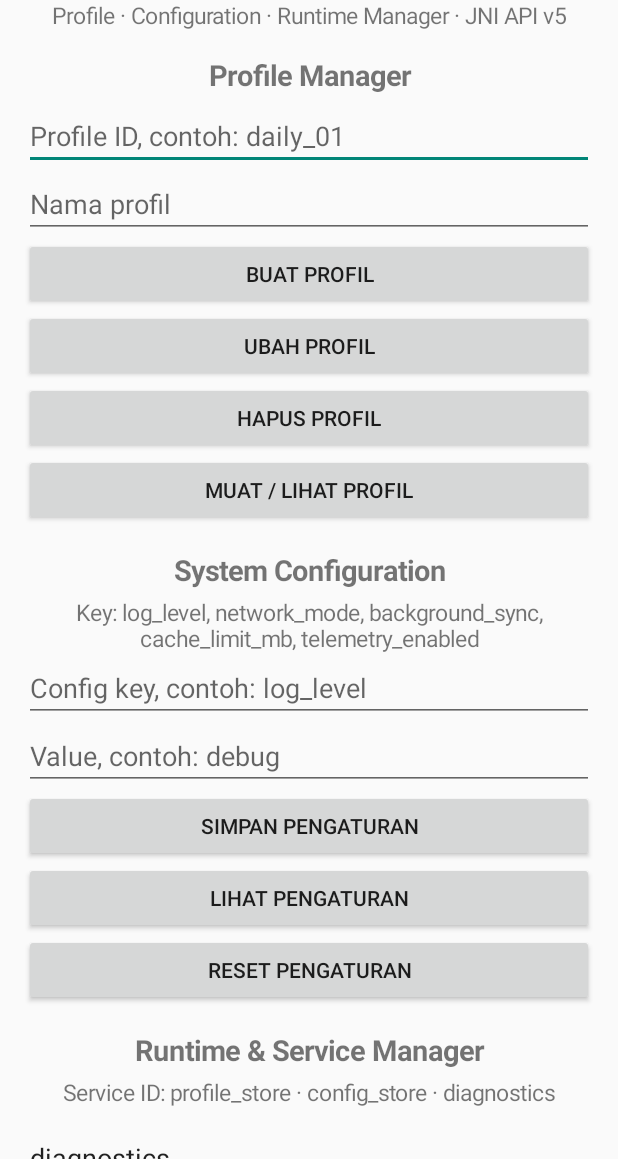
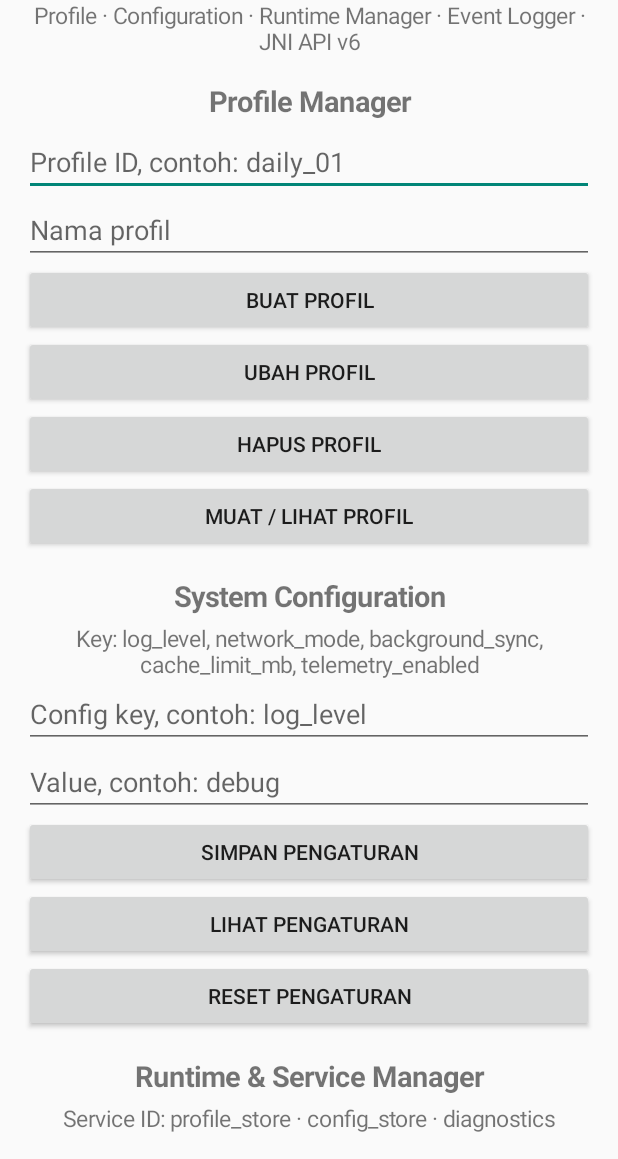
Before and after one commit to mirkov888/mora-rust-android, an Android app: the screen it shows after launch (MainActivity), on a phone screen of 412 x 824 dp, the part 77-1236 px from its top. Run offline under Robolectric (Android 15) with nearby library versions, the phone set to English and light mode, and no system bars; 5 statements that could not run were skipped.

Commit message:
Fix Android event logging hooks

```diff
--- a/android-demo/app/src/main/java/com/mora/rustandroid/MainActivity.kt
+++ b/android-demo/app/src/main/java/com/mora/rustandroid/MainActivity.kt
@@ -44,7 +44,7 @@ class MainActivity : Activity() {
         column.addView(label("Mora Rust Android Core", 24f).apply {
             typeface = Typeface.DEFAULT_BOLD
         })
-        column.addView(label("Profile · Configuration · Runtime Manager · JNI API v5"))
+        column.addView(label("Profile · Configuration · Runtime Manager · Event Logger · JNI API v6"))
 
         section("Profile Manager")
         idInput = EditText(this).apply { hint = "Profile ID, contoh: daily_01" }
@@ -73,8 +73,7 @@ class MainActivity : Activity() {
             setText("diagnostics")
         }
         column.addView(serviceInput)
-        column.addView(button("Lihat Status Semua Service") { runRuntime("list")
-        recordEvent("system", "app_open", "Mora Rust Android Core dibuka") })
+        column.addView(button("Lihat Status Semua Service") { runRuntime("list") })
         column.addView(button("Start Service") { runRuntime("start") })
         column.addView(button("Stop Service") { runRuntime("stop") })
         column.addView(button("Enable Service") { runRuntime("enable") })
@@ -97,6 +96,7 @@ class MainActivity : Activity() {
         runProfile("list")
         runConfig("get")
         runRuntime("list")
+        recordEvent("system", "app_open", "Mora Rust Android Core dibuka")
     }
 
     private fun button(title: String, action: () -> Unit) =
@@ -182,6 +182,7 @@ class MainActivity : Activity() {
             recordEvent("profile", operation, "Operasi profile berhasil")
             output.text = "Profile berhasil: $operation\n$json"
         } catch (e: Exception) {
+            recordEvent("profile", "exception", e.javaClass.simpleName)
             output.text = "Profile error: " + (e.localizedMessage ?: e.javaClass.simpleName)
         }
     }
@@ -207,6 +208,7 @@ class MainActivity : Activity() {
             recordEvent("config", operation, "Operasi configuration berhasil")
             output.text = "System config berhasil: $operation\n$json"
         } catch (e: Exception) {
+            recordEvent("config", "exception", e.javaClass.simpleName)
             output.text = "Config error: " + (e.localizedMessage ?: e.javaClass.simpleName)
         }
     }
@@ -229,6 +231,7 @@ class MainActivity : Activity() {
             recordEvent("runtime", operation, "Service: " + serviceInput.text.toString().trim())
             output.text = "Runtime berhasil: $operation\\n$json\\nStatus logis service internal aplikasi."
         } catch (e: Exception) {
+            recordEvent("runtime", "exception", e.javaClass.simpleName)
             output.text = "Runtime error: " + (e.localizedMessage ?: e.javaClass.simpleName)
         }
     }
```
